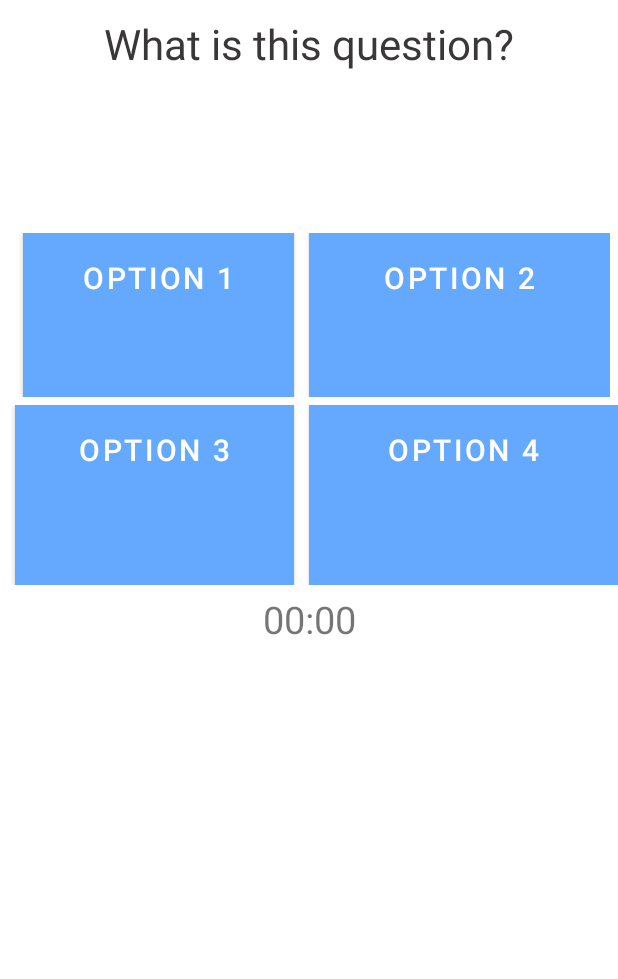
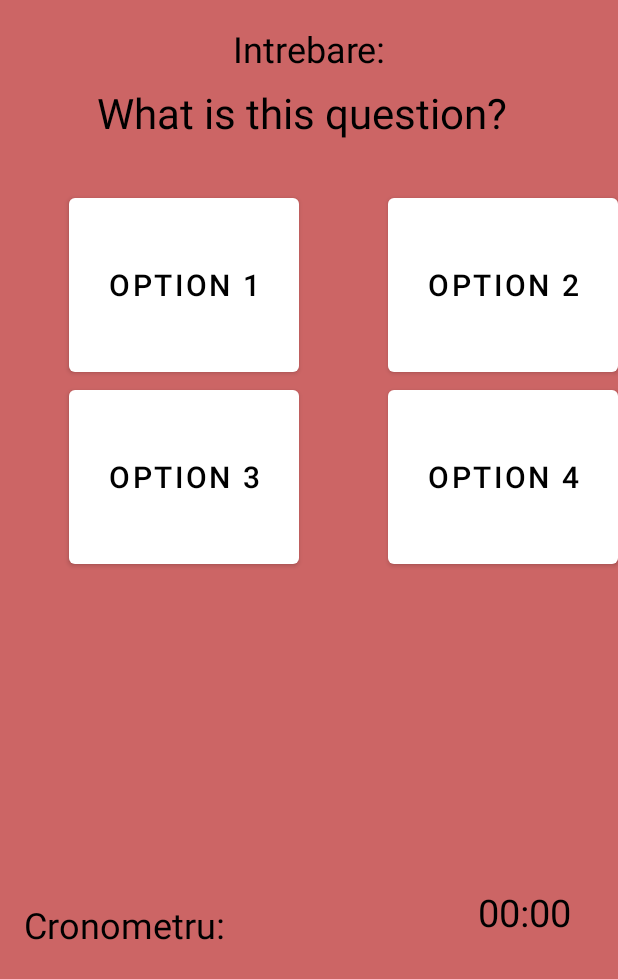
Before and after one commit to nicoletaosiceanu/CHSQuiz, an Android app: the layout activity_main.xml on its own in the app's theme, with its tools: preview values and no code run, on a phone screen of 412 x 824 dp. Shown: the top 979 px of the screen. Run offline under Robolectric (Android 15) with nearby library versions, the phone set to English and light mode, and no system bars.

Commit message:
ecrane commit

```diff
--- a/app/src/main/java/com/example/chsquiz/MainActivity.java
+++ b/app/src/main/java/com/example/chsquiz/MainActivity.java
@@ -22,7 +22,7 @@ import Model.Question;
         public class MainActivity extends AppCompatActivity {
 
             Button b1,b2,b3,b4;
-    TextView t1_question,timerTxt;
+            TextView t1_question,timerTxt,intrebare,cronometru;
             int total=0;
             int correct=0;
             DatabaseReference reference;
@@ -30,14 +30,15 @@ public class MainActivity extends AppCompatActivity {
             @Override
             protected void onCreate(Bundle savedInstanceState) {
                 super.onCreate(savedInstanceState);
-        setContentView(R.layout.firstpage_main);
-       /* b1= (Button)findViewById(R.id.button1);
+                setContentView(R.layout.activity_main);
+                b1= (Button)findViewById(R.id.button1);
                 b2= (Button)findViewById(R.id.button2);
                 b3= (Button)findViewById(R.id.button3);
                 b4= (Button)findViewById(R.id.button4);
                 t1_question=(TextView)findViewById(R.id.questionsTxt);
                 timerTxt=(TextView)findViewById(R.id.timerTxt);
-
+                intrebare=(TextView)findViewById(R.id.intrb);
+                cronometru=(TextView)findViewById(R.id.crono);
 
 
                 updateQuestion();
@@ -49,7 +50,7 @@ public class MainActivity extends AppCompatActivity {
                 if(total>4)
                 {
                     //open the result activity
-            Intent i=new Intent(MainActivity.this,ResultActivity.class);
+                    Intent i=new Intent(com.example.chsquiz.MainActivity.this,ResultActivity.class);
                     i.putExtra("total",String.valueOf(total-1));
                     i.putExtra("correct",String.valueOf(correct));
                     i.putExtra("incorrect",String.valueOf(wrong));
@@ -108,6 +109,14 @@ public class MainActivity extends AppCompatActivity {
 
 
                                         Handler handler=new Handler();
+                                /*handler.postDelayed({
+                                        b1.setBackgroundColor(Color.parseColor("#03A9F4"));
+                                        b2.setBackgroundColor(Color.parseColor("#03A9F4"));
+                                        b3.setBackgroundColor(Color.parseColor("#03A9F4"));
+                                        b4.setBackgroundColor(Color.parseColor("#03A9F4"));
+                                        updateQuestion();
+                                        },1500);
+                                */
                                         handler.postDelayed(new Runnable() {
                                             @Override
                                             public void run() {
@@ -322,13 +331,13 @@ public class MainActivity extends AppCompatActivity {
                     public void onFinish()
                     {
                         tv.setText("Completed");
-                Intent myIntent=new Intent(MainActivity.this,ResultActivity.class);
+                        Intent myIntent=new Intent(com.example.chsquiz.MainActivity.this,ResultActivity.class);
                         myIntent.putExtra("total",String.valueOf(total));
                         myIntent.putExtra("correct",String.valueOf(correct));
                         myIntent.putExtra("incorrect",String.valueOf(wrong));
                         startActivity(myIntent);
                     }
                 }.start();
-*/
+
             }
         }
--- a/app/src/main/res/layout/activity_main.xml
+++ b/app/src/main/res/layout/activity_main.xml
@@ -1,138 +1,131 @@
 <?xml version="1.0" encoding="utf-8"?>
-<RelativeLayout xmlns:android="http://schemas.android.com/apk/res/android"
+<androidx.constraintlayout.widget.ConstraintLayout xmlns:android="http://schemas.android.com/apk/res/android"
     xmlns:app="http://schemas.android.com/apk/res-auto"
     xmlns:tools="http://schemas.android.com/tools"
     android:layout_width="match_parent"
     android:layout_height="match_parent"
+    android:background="#CC6565"
     tools:context=".MainActivity">
 
-       <LinearLayout
-           android:layout_width="match_parent"
-           android:layout_height="match_parent"
-           android:orientation="vertical"
-           >
+
     <TextView
-               android:layout_width="match_parent"
-               android:layout_height="140dp"
         android:id="@+id/questionsTxt"
-               android:textAlignment="center"
-               android:textColor="#393737"
+        android:layout_width="283dp"
+        android:layout_height="70dp"
+        android:layout_marginTop="7dp"
+        android:text="What is this question?"
+
+        android:textColor="#000000"
         android:textSize="28sp"
-               android:text="What is this question?"
-               android:padding="10dp"
-
-               android:gravity="center_horizontal"
-               />
-
-           <LinearLayout
-               android:layout_width="match_parent"
-               android:layout_height="120dp"
-               android:padding="5dp"
-               android:paddingTop="5dp"
-               android:layout_marginTop="10dp"
-               android:orientation="horizontal"
-
-               >
+        app:layout_constraintEnd_toEndOf="parent"
+        app:layout_constraintStart_toStartOf="parent"
+        app:layout_constraintTop_toBottomOf="@+id/intrb" />
 
     <Button
         android:id="@+id/button1"
-                   android:layout_width="match_parent"
-                   android:layout_height="match_parent"
-                   android:layout_marginStart="10dp"
-                   android:layout_marginEnd="10dp"
-                   android:layout_weight="1"
-                   android:background="#03A9F4"
-                   android:gravity="center_horizontal"
+        android:layout_width="153dp"
+        android:layout_height="128dp"
+        android:layout_marginEnd="14dp"
+        android:layout_marginRight="14dp"
         android:padding="10dp"
         android:text="Option 1"
-                   android:textAlignment="center"
-
-
+        android:textColor="#000000"
         android:textSize="20sp"
-                   app:backgroundTintMode="screen" />
+        app:backgroundTint="#FFFFFF"
+        app:iconTint="#FFFFFF"
+        app:layout_constraintEnd_toStartOf="@+id/button2"
+        app:layout_constraintStart_toStartOf="parent"
+        app:layout_constraintTop_toBottomOf="@+id/questionsTxt" />
 
     <Button
         android:id="@+id/button2"
-                   android:layout_width="match_parent"
-                   android:layout_height="match_parent"
-                   android:layout_weight="1"
-                   android:background="#03A9F4"
-                   android:gravity="center_horizontal"
+        android:layout_width="153dp"
+        android:layout_height="128dp"
         android:padding="10dp"
         android:text="Option 2"
-                   android:textAlignment="center"
 
-
+        android:textColor="#000000"
         android:textSize="20sp"
-                   app:backgroundTintMode="screen" />
-
-           </LinearLayout>
-
-
-           <LinearLayout
-               android:layout_width="match_parent"
-               android:layout_height="120dp"
-
-               android:orientation="horizontal"
-
-               >
+        app:backgroundTint="#FFFFFF"
+        app:layout_constraintEnd_toEndOf="parent"
+        app:layout_constraintTop_toBottomOf="@+id/questionsTxt" />
 
     <Button
         android:id="@+id/button3"
-                   android:layout_width="match_parent"
-                   android:layout_height="match_parent"
-                   android:layout_marginStart="10dp"
-                   android:layout_marginEnd="10dp"
-                   android:layout_weight="1"
-                   android:background="#03A9F4"
-                   android:gravity="center_horizontal"
+        android:layout_width="153dp"
+        android:layout_height="128dp"
+        android:layout_marginEnd="14dp"
+        android:layout_marginRight="14dp"
         android:padding="10dp"
         android:text="Option 3"
-                   android:textAlignment="center"
 
-
+        android:textColor="#000000"
         android:textSize="20sp"
-                   app:backgroundTintMode="screen" />
+        app:backgroundTint="#FFFFFF"
+        app:layout_constraintEnd_toStartOf="@+id/button4"
+        app:layout_constraintStart_toStartOf="parent"
+        app:layout_constraintTop_toBottomOf="@+id/button1" />
 
     <Button
         android:id="@+id/button4"
-                   android:layout_width="match_parent"
-                   android:layout_height="match_parent"
-                   android:layout_weight="1"
-                   android:background="#03A9F4"
-                   android:gravity="center_horizontal"
+        android:layout_width="153dp"
+        android:layout_height="128dp"
         android:padding="10dp"
         android:text="Option 4"
+
+        android:textColor="#000000"
+        android:textSize="20sp"
+        app:backgroundTint="#FFFFFF"
+        app:layout_constraintEnd_toEndOf="parent"
+        app:layout_constraintTop_toBottomOf="@+id/button2" />
+
+    <TextView
+        android:id="@+id/timerTxt"
+        android:layout_width="125dp"
+        android:layout_height="31dp"
+        android:layout_marginStart="41dp"
+
+        android:layout_marginLeft="41dp"
+        android:layout_marginTop="17dp"
+
+        android:gravity="center_horizontal"
+        android:text="00:00"
         android:textAlignment="center"
+        android:textColor="#000000"
+        android:textSize="25sp"
+        app:layout_constraintBottom_toBottomOf="parent"
+        app:layout_constraintEnd_toEndOf="parent"
+        app:layout_constraintHorizontal_bias="1.0"
+        app:layout_constraintStart_toEndOf="@+id/crono"
+        app:layout_constraintTop_toBottomOf="@+id/button4"
+        app:layout_constraintVertical_bias="0.487" />
+
+    <TextView
+        android:id="@+id/crono"
+        android:layout_width="138dp"
+        android:layout_height="32dp"
+        android:layout_marginStart="16dp"
+        android:layout_marginLeft="16dp"
+        android:layout_marginTop="16dp"
+        android:text="Cronometru:"
+        android:textColor="#000000"
+        android:textSize="24sp"
+        app:layout_constraintBottom_toBottomOf="parent"
+        app:layout_constraintStart_toStartOf="parent"
+        app:layout_constraintTop_toBottomOf="@+id/button3"
+        app:layout_constraintVertical_bias="0.512" />
+
+    <TextView
+        android:id="@+id/intrb"
+        android:layout_width="wrap_content"
+        android:layout_height="wrap_content"
+        android:layout_marginTop="16dp"
+        android:text="Intrebare:"
+        android:textColor="#000000"
+        android:textSize="24sp"
+        app:layout_constraintEnd_toEndOf="parent"
+        app:layout_constraintStart_toStartOf="parent"
+        app:layout_constraintTop_toTopOf="parent" />
 
 
-                   android:textSize="20sp"
-                   app:backgroundTintMode="screen" />
-
-           </LinearLayout>
-
-
-           <LinearLayout
-               android:layout_width="match_parent"
-               android:layout_height="50dp"
-               android:padding="5dp"
-               android:orientation="horizontal"
-               >
-               <TextView
-                   android:layout_width="match_parent"
-                   android:layout_height="wrap_content"
-                   android:textSize="25sp"
-                   android:text="00:00"
-                   android:textAlignment="center"
-                   android:id="@+id/timerTxt"
-
-                   android:gravity="center_horizontal" />
-
-
-
-           </LinearLayout>
-
-
-       </LinearLayout>
-
-</RelativeLayout>
+</androidx.constraintlayout.widget.ConstraintLayout>
--- a/app/src/main/res/layout/activity_result.xml
+++ b/app/src/main/res/layout/activity_result.xml
@@ -20,7 +20,7 @@
         android:textColor="#000000"
         android:textSize="18sp"
         app:layout_constraintEnd_toStartOf="@+id/textView4"
-        app:layout_constraintHorizontal_bias="0.192"
+        app:layout_constraintHorizontal_bias="0.353"
         app:layout_constraintStart_toStartOf="parent"
         app:layout_constraintTop_toBottomOf="@+id/textView7" />
 
@@ -35,7 +35,7 @@
         android:textColor="#000000"
         android:textSize="18sp"
         app:layout_constraintEnd_toStartOf="@+id/textView5"
-        app:layout_constraintHorizontal_bias="0.475"
+        app:layout_constraintHorizontal_bias="0.686"
         app:layout_constraintStart_toStartOf="parent"
         app:layout_constraintTop_toBottomOf="@+id/textView" />
 
@@ -45,12 +45,12 @@
         android:layout_height="wrap_content"
         android:layout_alignParentLeft="true"
         android:layout_alignParentTop="true"
-        android:layout_marginTop="28dp"
+        android:layout_marginTop="32dp"
         android:text="Raspunsuri gresite:"
         android:textColor="#000000"
         android:textSize="18sp"
         app:layout_constraintEnd_toStartOf="@+id/textView6"
-        app:layout_constraintHorizontal_bias="0.38"
+        app:layout_constraintHorizontal_bias="0.578"
         app:layout_constraintStart_toStartOf="parent"
         app:layout_constraintTop_toBottomOf="@+id/textView2" />
 
--- a/app/src/main/res/layout/firstpage_main.xml
+++ b/app/src/main/res/layout/firstpage_main.xml
@@ -4,7 +4,7 @@
     xmlns:tools="http://schemas.android.com/tools"
     android:layout_width="match_parent"
     android:layout_height="match_parent"
-    tools:context=".MainActivity">
+    tools:context="firstpage">
 
     <Button
         android:id="@+id/button4"
```
Lines whose indentation alone changed are shown as unchanged.
